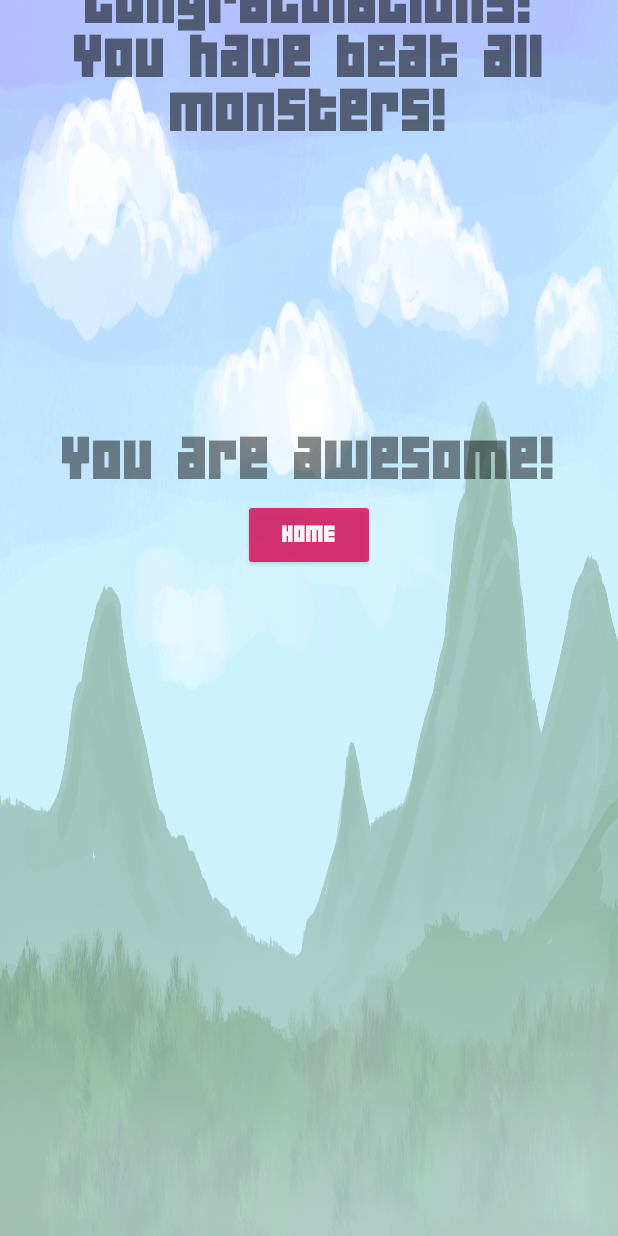
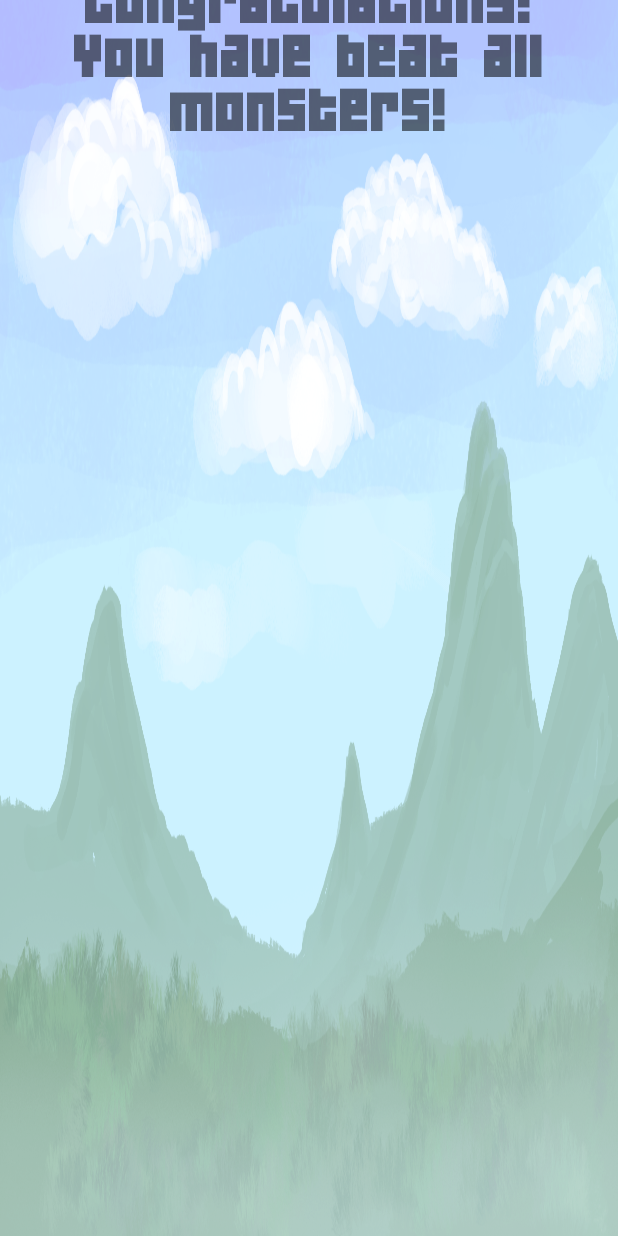
Before and after one commit to SteveOoooooo/MonsterMelee, an Android app: the BeatGameActivity screen opened directly, with no data from a screen before it, on a phone screen of 412 x 824 dp. Run offline under Robolectric (Android 15) with nearby library versions, the phone set to English and light mode, and no system bars; 1 statement that could not run was skipped.

Commit message:
Simplified animations.

```diff
--- a/app/src/main/java/edu/oaklandcc/monstermelee/view/BeatGameActivity.java
+++ b/app/src/main/java/edu/oaklandcc/monstermelee/view/BeatGameActivity.java
@@ -1,23 +1,19 @@
 package edu.oaklandcc.monstermelee.view;
 
 import androidx.appcompat.app.AppCompatActivity;
-import android.animation.AnimatorSet;
-import android.animation.ObjectAnimator;
-import android.app.ActivityOptions;
 import android.content.Intent;
 import android.os.Bundle;
 import edu.oaklandcc.monstermelee.R;
 import edu.oaklandcc.monstermelee.model.Match;
 import android.view.View;
-import android.view.animation.AccelerateDecelerateInterpolator;
+import android.view.animation.Animation;
+import android.view.animation.AnimationUtils;
 import android.widget.Button;
 import android.widget.ImageView;
 import android.widget.TextView;
 import edu.oaklandcc.monstermelee.utility.UI;
 
 public class BeatGameActivity extends AppCompatActivity {
-
-    long ANIMATION_DURATION = 1500;
 
     Match currentMatch;
 
@@ -43,23 +39,12 @@ public class BeatGameActivity extends AppCompatActivity {
         userImageView.setBackground(getResources().getDrawable(
                 currentMatch.getUserCharacter().getCharImage(), getTheme()));
 
-        youAreAwesomeTextView.setAlpha(0);
-        homeButton.setAlpha(0);
+        Animation viewBounce = AnimationUtils.loadAnimation(this, R.anim.view_bounce);
+        Animation viewAlphaIncrease = AnimationUtils.loadAnimation(this, R.anim.view_alpha_increase);
 
-        final ObjectAnimator playerAnimation = ObjectAnimator.ofFloat(beatAllMonstersTextView, View.TRANSLATION_Y,  -1000, 0);
-        playerAnimation.setInterpolator(new AccelerateDecelerateInterpolator());
-        playerAnimation.setDuration(ANIMATION_DURATION);
-
-        final ObjectAnimator gameOverAnimation = ObjectAnimator.ofFloat(youAreAwesomeTextView, View.ALPHA, 0f, 1f);
-        gameOverAnimation.setDuration(ANIMATION_DURATION);
-
-        final ObjectAnimator homeButtonAnimation = ObjectAnimator.ofFloat(homeButton, View.ALPHA, 0f, 1f);
-        homeButtonAnimation.setDuration(ANIMATION_DURATION);
-
-        AnimatorSet animatorSet = new AnimatorSet();
-        animatorSet.play(playerAnimation).before(gameOverAnimation);
-        animatorSet.play(gameOverAnimation).with(homeButtonAnimation);
-        animatorSet.start();
+        youAreAwesomeTextView.startAnimation(viewAlphaIncrease);
+        homeButton.startAnimation(viewAlphaIncrease);
+        beatAllMonstersTextView.startAnimation(viewBounce);
 
         homeButton.setOnClickListener(new View.OnClickListener() {
             @Override
@@ -72,6 +57,6 @@ public class BeatGameActivity extends AppCompatActivity {
     private void goToHomeScreen() {
         Intent intent = new Intent(this, StartActivity.class);
         startActivity(intent);
-        overridePendingTransition(R.transition.slide_in_below, R.transition.slide_out_above);
+        overridePendingTransition(R.anim.slide_in_below, R.anim.slide_out_above);
     }
 }
--- a/app/src/main/java/edu/oaklandcc/monstermelee/view/FightActivity.java
+++ b/app/src/main/java/edu/oaklandcc/monstermelee/view/FightActivity.java
@@ -77,7 +77,7 @@ public class FightActivity extends AppCompatActivity {
     private void goToGiveUpScreen() {
         Intent intent = new Intent(this, GiveUpActivity.class);
         startActivity(intent);
-        overridePendingTransition(R.transition.slide_in_below, R.transition.slide_out_above);
+        overridePendingTransition(R.anim.slide_in_below, R.anim.slide_out_above);
     }
 
     private void updateHealthProgressBar() {
--- a/app/src/main/java/edu/oaklandcc/monstermelee/view/GiveUpActivity.java
+++ b/app/src/main/java/edu/oaklandcc/monstermelee/view/GiveUpActivity.java
@@ -41,12 +41,12 @@ public class GiveUpActivity extends AppCompatActivity {
 
     private void goBackToFight() {
         this.finish();
-        overridePendingTransition(R.transition.slide_in_above, R.transition.slide_out_below);
+        overridePendingTransition(R.anim.slide_in_above, R.anim.slide_out_below);
     }
 
     private void goToHomeScreen() {
         Intent intent = new Intent(this, StartActivity.class);
         startActivity(intent);
-        overridePendingTransition(R.transition.slide_in_below, R.transition.slide_out_above);
+        overridePendingTransition(R.anim.slide_in_below, R.anim.slide_out_above);
     }
 }
--- a/app/src/main/java/edu/oaklandcc/monstermelee/view/SelectCharacterActivity.java
+++ b/app/src/main/java/edu/oaklandcc/monstermelee/view/SelectCharacterActivity.java
@@ -2,8 +2,6 @@ package edu.oaklandcc.monstermelee.view;
 
 import androidx.appcompat.app.AppCompatActivity;
 import edu.oaklandcc.monstermelee.utility.UI;
-
-import android.app.ActivityOptions;
 import android.content.Intent;
 import android.content.pm.ActivityInfo;
 import android.os.Bundle;
@@ -140,7 +138,7 @@ public class SelectCharacterActivity extends AppCompatActivity {
     private void goBackToStart() {
         Intent intent = new Intent(this, StartActivity.class);
         startActivity(intent);
-        overridePendingTransition(R.transition.slide_in_above, R.transition.slide_out_below);
+        overridePendingTransition(R.anim.slide_in_above, R.anim.slide_out_below);
     }
 
     private void characterSelected(UserCharacter selectedCharacter) {
@@ -150,6 +148,6 @@ public class SelectCharacterActivity extends AppCompatActivity {
         Intent selectStatsIntent = new Intent(this, SelectStatsActivity.class);
         selectStatsIntent.putExtra("Match", match);
         startActivity(selectStatsIntent);
-        overridePendingTransition(R.transition.slide_in_below, R.transition.slide_out_above);
+        overridePendingTransition(R.anim.slide_in_below, R.anim.slide_out_above);
     }
 }
--- /dev/null
+++ b/app/src/main/res/anim/view_alpha_increase.xml
@@ -0,0 +1,8 @@
+<?xml version="1.0" encoding="utf-8"?>
+<set xmlns:tools="http://schemas.android.com/tools"
+    xmlns:android="http://schemas.android.com/apk/res/android">
+    <alpha
+        android:duration="1500"
+        android:fromAlpha="0"
+        android:toAlpha="1" />
+</set>
--- /dev/null
+++ b/app/src/main/res/anim/view_bounce.xml
@@ -0,0 +1,8 @@
+<?xml version="1.0" encoding="utf-8"?>
+<set xmlns:android="http://schemas.android.com/apk/res/android"
+    android:interpolator="@android:anim/bounce_interpolator">
+    <translate
+        android:duration="1000"
+        android:fromYDelta="-50%p"
+        android:toYDelta="0"/>
+</set>
--- a/app/src/main/res/layout/activity_enemy_introduction.xml
+++ b/app/src/main/res/layout/activity_enemy_introduction.xml
@@ -14,11 +14,11 @@
         android:layout_marginTop="24dp"
         app:layout_constraintEnd_toEndOf="parent"
         app:layout_constraintStart_toStartOf="parent"
-        app:layout_constraintTop_toBottomOf="@+id/textView7"
+        app:layout_constraintTop_toBottomOf="@+id/textView_enemyIntro_prepareToBattle"
         tools:src="@tools:sample/avatars" />
 
     <TextView
-        android:id="@+id/textView7"
+        android:id="@+id/textView_enemyIntro_prepareToBattle"
         android:layout_width="wrap_content"
         android:layout_height="wrap_content"
         android:layout_marginTop="24dp"
```
Also changed, not shown: app/src/main/java/edu/oaklandcc/monstermelee/view/CreditsActivity.java (+9 -24 lines), app/src/main/java/edu/oaklandcc/monstermelee/view/EnemyIntroductionActivity.java (+22 -16 lines), app/src/main/java/edu/oaklandcc/monstermelee/view/GameOverActivity.java (+8 -23 lines), app/src/main/java/edu/oaklandcc/monstermelee/view/SelectStatsActivity.java (+5 -7 lines), app/src/main/java/edu/oaklandcc/monstermelee/view/StartActivity.java (+9 -19 lines), app/src/main/java/edu/oaklandcc/monstermelee/view/WonMatchActivity.java (+8 -19 lines), app/src/main/res/anim/slide_in_above.xml (renamed from app/src/main/res/transition/slide_in_above.xml), app/src/main/res/anim/slide_in_below.xml (renamed from app/src/main/res/transition/slide_in_below.xml), app/src/main/res/anim/slide_out_above.xml (renamed from app/src/main/res/transition/slide_out_above.xml), app/src/main/res/anim/slide_out_below.xml (renamed from app/src/main/res/transition/slide_out_below.xml).
